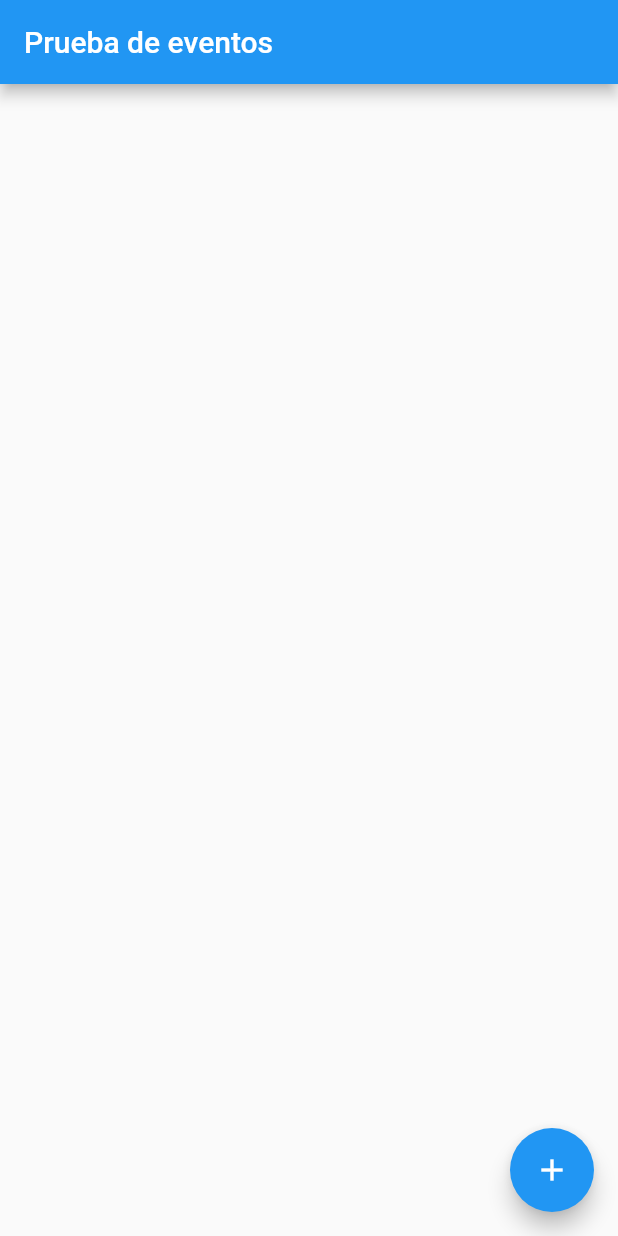
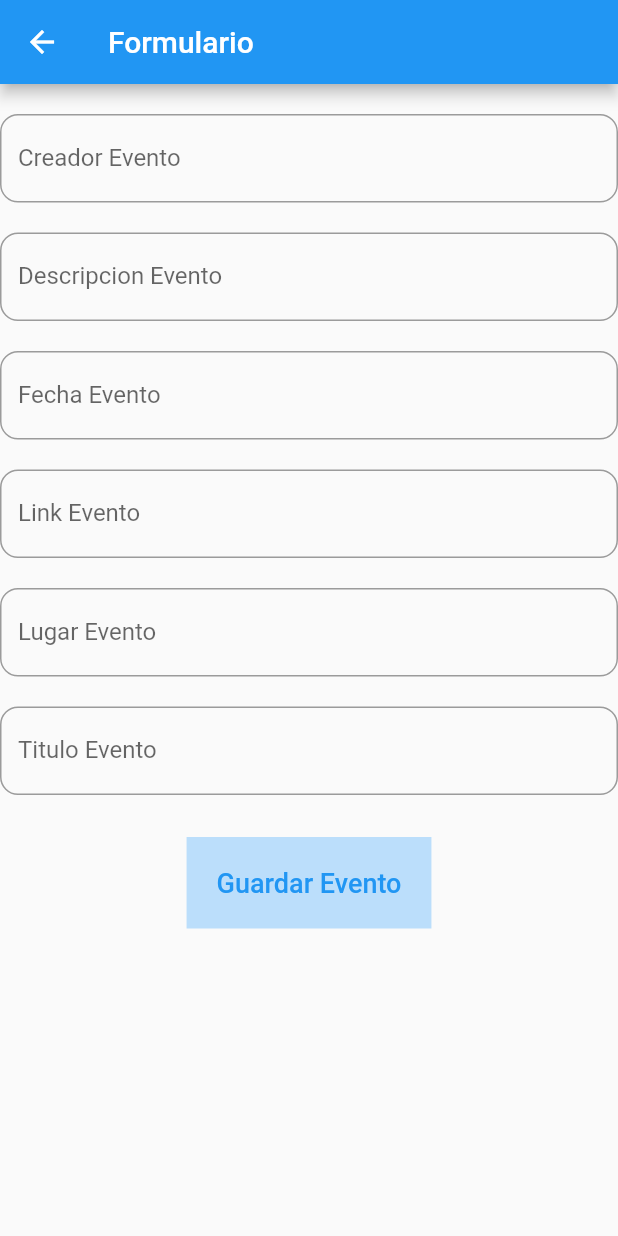
Before and after one commit to SimonRamos88/MyUnify-App-3.0, a Flutter app: the screen it shows after launch, after a tap on the "add" icon, on a phone screen of 412 x 824 dp. Run offline on Flutter 3.47's test engine with Material 2 defaults, Android fonts, the phone set to English and light mode, and no system bars; our stand-ins replace cloud_firestore, equatable, firebase_core; accounts and stored records are empty; network calls fail.

Commit message:
creacion eventos form

```diff
--- a/lib/features/eventos/domain/repositories/createEvent.dart
+++ b/lib/features/eventos/domain/repositories/createEvent.dart
@@ -17,7 +17,7 @@ Future<String> createEvent(Map<String, dynamic> data) async {
       data.containsKey("link_img")) {
     //subimos los datos del evento
     collectionReferenceEvento.doc(idEvento).set(data);
-    respuesta = 'datos subidos con id ' + idEvento;
+    respuesta = 'datos subidos con id $idEvento';
   } else {
     respuesta = 'datos insuficientes';
   }
--- /dev/null
+++ b/lib/features/eventos/presentation/pages/formEvent.dart
@@ -0,0 +1,170 @@
+import 'dart:io';
+
+import 'package:flutter/material.dart';
+
+import '../../domain/repositories/createEvent.dart';
+
+class FormEvent extends StatefulWidget {
+  const FormEvent({Key? key, required this.title}) : super(key: key);
+
+  // This widget is the home page of your application. It is stateful, meaning
+  // that it has a State object (defined below) that contains fields that affect
+  // how it looks.
+
+  // This class is the configuration for the state. It holds the values (in this
+  // case the title) provided by the parent (in this case the App widget) and
+  // used by the build method of the State. Fields in a Widget subclass are
+  // always marked "final".
+
+  final String title;
+
+  @override
+  State<FormEvent> createState() => _FormEventState();
+}
+
+class _FormEventState extends State<FormEvent> {
+  TextEditingController controllerTitulo = TextEditingController();
+  TextEditingController controllerCreador = TextEditingController();
+  TextEditingController controllerFecha = TextEditingController();
+  TextEditingController controllerDesc = TextEditingController();
+  TextEditingController controllerLink = TextEditingController();
+  TextEditingController controllerLugar = TextEditingController();
+
+//Esta es la sintaxis del controller
+
+  @override
+  Widget build(BuildContext context) {
+    // This method is rerun every time setState is called, for instance as done
+    // by the _incrementCounter method above.
+    //
+    // The Flutter framework has been optimized to make rerunning build methods
+    // fast, so that you can just rebuild anything that needs updating rather
+    // than having to individually change instances of widgets.
+    const estilo = TextStyle(fontSize: 18);
+    return Scaffold(
+      appBar: AppBar(
+        // Here we take the value from the MyHomePage object that was created by
+        // the App.build method, and use it to set our appbar title.
+        title: Text(widget.title),
+      ),
+      body: Center(
+        child: Column(
+          children: [
+            Container(
+              height: 20,
+            ),
+            TextField(
+                controller: controllerCreador,
+
+//el controller es lo que nos permite tomar los datos con controller.text
+                decoration: InputDecoration(
+                  labelText: "Creador Evento",
+//esto es para que se vea bonito
+                  border: OutlineInputBorder(
+                      borderRadius: BorderRadius.circular(12)),
+                )),
+            Container(
+              height: 20,
+            ),
+            TextField(
+                controller: controllerDesc,
+//el controller es lo que nos permite tomar los datos con controller.text
+                decoration: InputDecoration(
+                  labelText: "Descripcion Evento",
+//esto es para que se vea bonito
+                  border: OutlineInputBorder(
+                      borderRadius: BorderRadius.circular(12)),
+                )),
+            Container(
+              height: 20,
+            ),
+            TextField(
+                controller: controllerFecha,
+//el controller es lo que nos permite tomar los datos con controller.text
+                decoration: InputDecoration(
+                  labelText: "Fecha Evento",
+//esto es para que se vea bonito
+                  border: OutlineInputBorder(
+                      borderRadius: BorderRadius.circular(12)),
+                )),
+            Container(
+              height: 20,
+            ),
+            TextField(
+                controller: controllerLink,
+//el controller es lo que nos permite tomar los datos con controller.text
+                decoration: InputDecoration(
+                  labelText: "Link Evento",
+//esto es para que se vea bonito
+                  border: OutlineInputBorder(
+                      borderRadius: BorderRadius.circular(12)),
+                )),
+            Container(
+              height: 20,
+            ),
+            TextField(
+                controller: controllerLugar,
+//el controller es lo que nos permite tomar los datos con controller.text
+                decoration: InputDecoration(
+                  labelText: "Lugar Evento",
+//esto es para que se vea bonito
+                  border: OutlineInputBorder(
+                      borderRadius: BorderRadius.circular(12)),
+                )),
+            Container(
+              height: 20,
+            ),
+            TextField(
+                controller: controllerTitulo,
+//el controller es lo que nos permite tomar los datos con controller.text
+                decoration: InputDecoration(
+                  labelText: "Titulo Evento",
+//esto es para que se vea bonito
+                  border: OutlineInputBorder(
+                      borderRadius: BorderRadius.circular(12)),
+                )),
+            Container(
+              height: 20,
+            ),
+            TextButton(
+                onPressed: () {
+                  _guardarDatos();
+                },
+                child: Container(
+                  decoration: BoxDecoration(color: Colors.blue[100]),
+                  padding: EdgeInsets.all(20),
+                  child: Text(
+                    "Guardar Evento",
+                    style: estilo,
+                  ),
+                ))
+          ],
+        ),
+      ),
+      // This trailing comma makes auto-formatting nicer for build methods.
+    );
+  }
+
+  Future<void> _guardarDatos() async {
+    print(controllerCreador.text);
+    print(controllerCreador.value);
+    Map<String, dynamic> datos = {
+      "creador": controllerCreador.text,
+      "titulo": controllerTitulo.text,
+      "descripcion": controllerDesc.text,
+      "fecha": controllerFecha.text,
+      "link_img": controllerLink.text,
+      "lugar": controllerLugar.text,
+    };
+    await createEvent(datos);
+  }
+}
+
+class PostHttpOverrides extends HttpOverrides {
+  @override
+  HttpClient createHttpClient(context) {
+    return super.createHttpClient(context)
+      ..badCertificateCallback =
+          (X509Certificate cert, String host, int port) => true;
+  }
+}
--- a/lib/main.dart
+++ b/lib/main.dart
@@ -4,6 +4,7 @@ import 'package:cloud_firestore/cloud_firestore.dart';
 import 'package:myunify_app/features/eventos/domain/repositories/createEvent.dart';
 import 'package:myunify_app/features/eventos/domain/repositories/getEventId.dart';
 import 'features/eventos/domain/repositories/getEvents.dart';
+import 'features/eventos/presentation/pages/formEvent.dart';
 import 'features/eventos/presentation/pages/viewEvent.dart';
 import 'firebase_options.dart';
 
@@ -28,6 +29,7 @@ class MyApp extends StatelessWidget {
   Widget build(BuildContext context) {
     return MaterialApp(
       title: 'Flutter Demo',
+      debugShowCheckedModeBanner: false,
       theme: ThemeData(
         // This is the theme of your application.
         //
@@ -80,7 +82,8 @@ class _MyHomePageState extends State<MyHomePage> {
     print(s);
   }
 
-  Widget _buildListItems(BuildContext context, DocumentSnapshot document) {
+  Widget _buildListItems(
+      BuildContext context, DocumentSnapshot<Map<String, dynamic>> document) {
     return ListTile(
       /*
       shape: RoundedRectangleBorder(
@@ -156,7 +159,9 @@ class _MyHomePageState extends State<MyHomePage> {
       ),
       floatingActionButton: FloatingActionButton(
         onPressed: () {
-          _mostrarVitalizate();
+          //_mostrarVitalizate();
+          Navigator.of(context).push(MaterialPageRoute(
+              builder: (context) => const FormEvent(title: 'Formulario')));
         },
         tooltip: 'Increment',
         child: const Icon(Icons.add),
```
Also changed, not shown: lib/features/eventos/presentation/pages/viewEvent.dart (+0 -17 lines).
